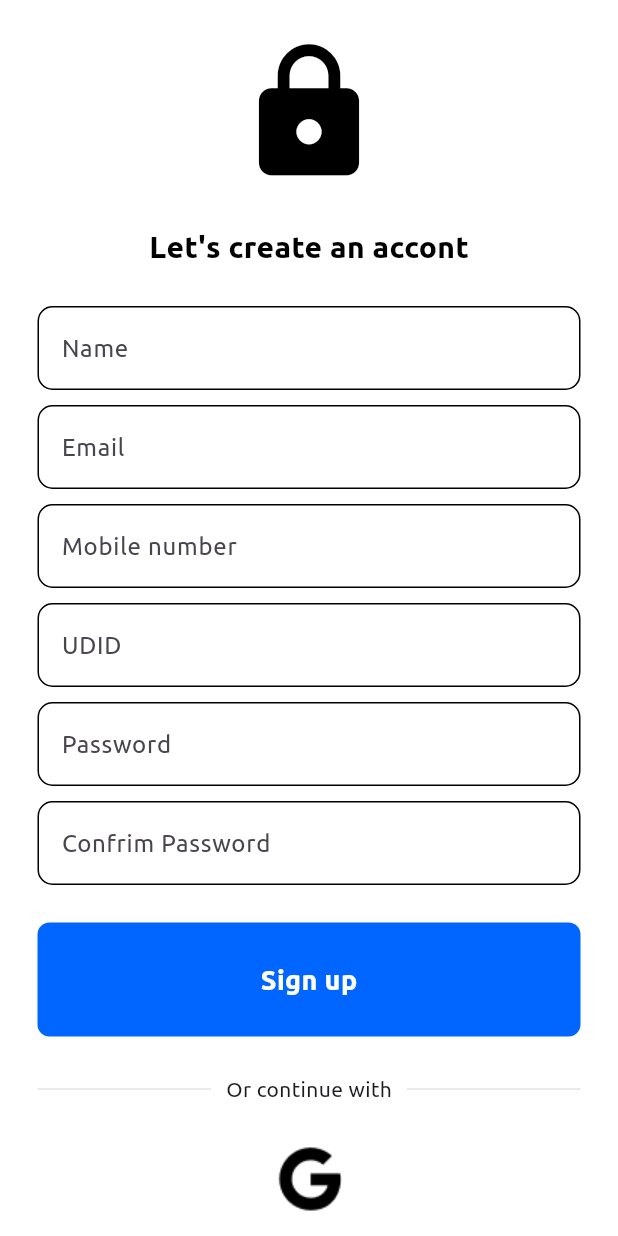
After one commit to a-dwaith/SoundSee, a Flutter app: the screen it shows after launch, after a tap on "Register now!", on a phone screen of 412 x 824 dp. The commit adds this screen. Run offline on Flutter 3.47's test engine with Material 3 defaults, Android fonts, the phone set to English and light mode, and no system bars; our stand-ins replace cloud_firestore, firebase_auth, firebase_core, hexcolor, lottie, smooth_page_indicator; accounts and stored records are empty; network calls fail; project files that could hold a hidden picture were left out.

Commit message:
Added sign in and sign up page with backend

```diff
--- a/lib/main.dart
+++ b/lib/main.dart
@@ -1,19 +1,37 @@
 import 'package:flutter/material.dart';
-import 'pages/intro_screens/onboardingscreen.dart';
+import 'package:soundsee/pages/authentication/forgot_password.dart';
+import 'package:soundsee/pages/homepage.dart';
+import 'package:soundsee/pages/authentication/login_page.dart';
+import 'package:soundsee/pages/authentication/auth_page.dart';
+import 'package:soundsee/pages/authentication/signup_page.dart';
+import 'package:firebase_core/firebase_core.dart';
+import 'firebase_options.dart';
 
-void main() {
+void main() async {
+  WidgetsFlutterBinding.ensureInitialized();
+  await Firebase.initializeApp(
+    options: DefaultFirebaseOptions.currentPlatform,
+  );
   runApp(const SoundSee());
 }
 
 class SoundSee extends StatelessWidget {
   const SoundSee({super.key});
-
   @override
   Widget build(BuildContext context) {
     return MaterialApp(
       debugShowCheckedModeBanner: false,
       theme: ThemeData(fontFamily: 'Ubuntu'),
-      home: const OnboardingScreen(),
+      // home: const AuthPage(),
+
+      initialRoute: '/',
+      routes: <String, WidgetBuilder>{
+        '/': (_) => const AuthPage(),
+        '/forgot_password': (_) => const ForgotPasswordScreen(),
+        '/signUp': (_) => const Signuppage(),
+        '/home_page': (_) => const HomePage(),
+        '/loginpage': (_) => const LogInPage(),
+      },
     );
   }
 }
--- /dev/null
+++ b/lib/pages/authentication/auth_page.dart
@@ -0,0 +1,29 @@
+import 'package:firebase_auth/firebase_auth.dart';
+import 'package:flutter/material.dart';
+import 'package:soundsee/pages/homepage.dart';
+import 'package:soundsee/pages/authentication/login_page.dart';
+// import 'package:soundsee/pages/splash_screen.dart';
+// import 'package:soundsee/pages/intro_screens/onboardingscreen.dart';
+
+class AuthPage extends StatelessWidget {
+  const AuthPage({super.key});
+
+  @override
+  Widget build(BuildContext context) {
+    return Scaffold(
+      body: StreamBuilder<User?>(
+        stream: FirebaseAuth.instance.authStateChanges(),
+        builder: (context, snapshot) {
+          // User logged in
+          if (snapshot.hasData) {
+            return const HomePage();
+          }
+          // User not logged in
+          else {
+            return const LogInPage();
+          }
+        },
+      ),
+    );
+  }
+}
--- /dev/null
+++ b/lib/pages/authentication/signup_page.dart
@@ -0,0 +1,230 @@
+import 'package:cloud_firestore/cloud_firestore.dart';
+import 'package:firebase_auth/firebase_auth.dart';
+import 'package:flutter/material.dart';
+import 'package:soundsee/pages/componets/button.dart';
+import 'package:soundsee/pages/componets/squared_tile.dart';
+import 'package:soundsee/pages/componets/text_field.dart';
+import 'package:hexcolor/hexcolor.dart';
+
+class Signuppage extends StatefulWidget {
+  const Signuppage({super.key});
+
+  @override
+  State<Signuppage> createState() => _SignuppageState();
+}
+
+class _SignuppageState extends State<Signuppage> {
+  final emailController = TextEditingController();
+  final passwordController = TextEditingController();
+  final nameController = TextEditingController();
+  final udidController = TextEditingController();
+  final phoneController = TextEditingController();
+  final confrimpasswordController = TextEditingController();
+
+  // Sign user
+  void signUserUp() async {
+    showDialog(
+      context: context,
+      builder: (context) {
+        return const Center(
+          child: CircularProgressIndicator(),
+        );
+      },
+    );
+    try {
+      if (passwordController.text == confrimpasswordController.text) {
+        await FirebaseAuth.instance.createUserWithEmailAndPassword(
+          email: emailController.text,
+          password: passwordController.text,
+        );
+        showerrorMessage('Your request is under observation');
+
+        // add userdata
+        addUserData(
+          emailController.text.trim(),
+          int.parse(phoneController.text.trim()),
+          nameController.text.trim(),
+          udidController.text.trim(),
+        );
+
+        FirebaseAuth.instance.signOut();
+        Navigator.pop(context);
+      } else {
+        showerrorMessage('Password does not match');
+      }
+      Navigator.pop(context);
+    } on FirebaseAuthException catch (e) {
+      Navigator.pop(context);
+      // Error message
+      showerrorMessage(e.code);
+    }
+  }
+
+// todo Wrong username error message
+  void showerrorMessage(String message) {
+    final snackBar = SnackBar(
+      content: Text(
+        message,
+        style: const TextStyle(color: Colors.white),
+      ),
+      duration: const Duration(seconds: 3),
+      backgroundColor: Colors.black,
+    );
+    ScaffoldMessenger.of(context).showSnackBar(snackBar);
+  }
+
+  Future addUserData(
+      String email, int mobilenumber, String name, String udid) async {
+    await FirebaseFirestore.instance.collection('user_details').add(
+      {
+        'email': email,
+        'mobile_no': mobilenumber,
+        'name': name,
+        'udid': udid,
+      },
+    );
+  }
+
+  @override
+  Widget build(BuildContext context) {
+    return Scaffold(
+      backgroundColor: Colors.white,
+      body: SafeArea(
+        child: Center(
+          child: SingleChildScrollView(
+            child: Column(
+              mainAxisAlignment: MainAxisAlignment.center,
+              // Just a Lock Logo
+
+              children: [
+                const SizedBox(height: 25),
+                Icon(
+                  Icons.lock,
+                  size: 100,
+                  // color: Colors.blue,
+                  color: HexColor("#000000"),
+                ),
+
+                const SizedBox(height: 25),
+
+                // Welcome note
+
+                const Text(
+                  'Let\'s create an accont',
+                  style: TextStyle(
+                      color: Colors.black,
+                      fontSize: 20,
+                      fontWeight: FontWeight.bold),
+                ),
+
+                const SizedBox(height: 25),
+
+                MyTextfield(
+                  controller: nameController,
+                  hintText: "Name",
+                  obscureText: false,
+                ),
+                const SizedBox(height: 10),
+                MyTextfield(
+                  controller: emailController,
+                  hintText: "Email",
+                  obscureText: false,
+                ),
+
+                const SizedBox(height: 10),
+
+                // Password Text box
+                MyTextfield(
+                  controller: phoneController,
+                  hintText: "Mobile number",
+                  obscureText: false,
+                ),
+                const SizedBox(height: 10),
+
+                MyTextfield(
+                  controller: udidController,
+                  hintText: "UDID",
+                  obscureText: false,
+                ),
+                const SizedBox(height: 10),
+
+                MyTextfield(
+                  controller: passwordController,
+                  hintText: "Password",
+                  obscureText: true,
+                ),
+                const SizedBox(height: 10),
+
+                MyTextfield(
+                  controller: confrimpasswordController,
+                  hintText: "Confrim Password",
+                  obscureText: false,
+                ),
+
+                const SizedBox(height: 25),
+
+                MyButton(
+                  text: 'Sign up',
+                  onTap: signUserUp,
+                ),
+
+                const SizedBox(height: 25),
+
+                const Padding(
+                  padding: EdgeInsets.symmetric(horizontal: 25.0),
+                  child: Row(
+                    children: [
+                      Expanded(
+                        child: Divider(
+                          thickness: 0.5,
+                        ),
+                      ),
+                      Padding(
+                        padding: EdgeInsets.symmetric(horizontal: 10),
+                        child: Text("Or continue with"),
+                      ),
+                      Expanded(
+                        child: Divider(
+                          thickness: 0.5,
+                        ),
+                      )
+                    ],
+                  ),
+                ),
+                const SizedBox(height: 25),
+                const Column(
+                  mainAxisAlignment: MainAxisAlignment.center,
+                  children: [
+                    SquaredTile(imagePath: 'lib/assets/images/Google.png')
+                  ],
+                ),
+                const SizedBox(height: 25),
+                Row(
+                  mainAxisAlignment: MainAxisAlignment.center,
+                  children: [
+                    const Text("Already have an account?"),
+                    const SizedBox(
+                      width: 4,
+                    ),
+                    GestureDetector(
+                      onTap: () {
+                        // Navigate to the forgot password page
+                        Navigator.pushNamed(context, '/loginpage');
+                      },
+                      child: Text(
+                        "Login now!",
+                        style: TextStyle(
+                          color: HexColor("#0066FF"),
+                        ),
+                      ),
+                    ),
+                  ],
+                )
+              ],
+            ),
+          ),
+        ),
+      ),
+    );
+  }
+}
--- a/lib/pages/componets/button.dart
+++ b/lib/pages/componets/button.dart
@@ -3,8 +3,8 @@ import 'package:hexcolor/hexcolor.dart';
 
 class MyButton extends StatelessWidget {
   final Function()? onTap;
-
-  const MyButton({super.key, required this.onTap});
+  final String text;
+  const MyButton({super.key, required this.onTap, required this.text});
 
   @override
   Widget build(BuildContext context) {
@@ -17,10 +17,10 @@ class MyButton extends StatelessWidget {
           color: HexColor("#0066FF"),
           borderRadius: BorderRadius.circular(8),
         ),
-        child: const Center(
+        child: Center(
           child: Text(
-            "Sign In",
-            style: TextStyle(
+            text,
+            style: const TextStyle(
               color: Colors.white,
               fontSize: 18,
               fontWeight: FontWeight.bold,
--- a/lib/pages/intro_screens/onboardingscreen.dart
+++ b/lib/pages/intro_screens/onboardingscreen.dart
@@ -3,7 +3,7 @@ import 'package:smooth_page_indicator/smooth_page_indicator.dart';
 import 'package:soundsee/pages/intro_screens/intro_screen1.dart';
 import 'package:soundsee/pages/intro_screens/intro_screen2.dart';
 import 'package:soundsee/pages/intro_screens/intro_screen3.dart';
-import '../../login_page.dart';
+import 'package:soundsee/pages/authentication/login_page.dart';
 
 class OnboardingScreen extends StatefulWidget {
   const OnboardingScreen({super.key});
```
Also changed, not shown: lib/pages/authentication/forgot_password.dart (added, +22 -0 lines), lib/pages/authentication/login_page.dart (renamed from lib/login_page.dart, +10 -24 lines), lib/pages/homepage.dart (added, +37 -0 lines), lib/pages/splash_screen.dart (added, +67 -0 lines), pubspec.yaml (+7 -55 lines), lib/firebase_options.dart (added), pubspec.lock, 12 other files.
